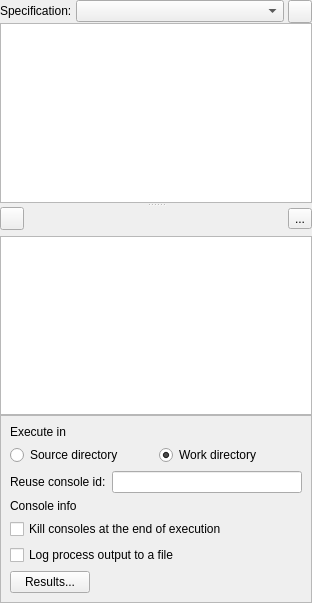
Qt form spine_items/tool/ui/tool_properties.ui (spine-tools/spine-items) before a commit.
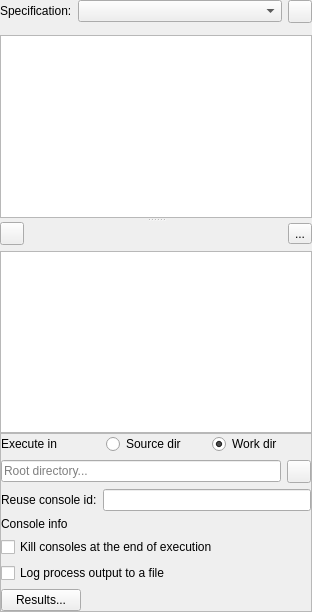
The same form after that commit. Icons and pictures are not drawn. Custom widgets are drawn as their Qt base class.

Commit message:
Add root directory line edit to Tool properties
- Enable saving & loading the while item is loaded
- Enable undo/redo

```diff
--- a/spine_items/tool/ui/tool_properties.ui
+++ b/spine_items/tool/ui/tool_properties.ui
@@ -20,7 +20,7 @@
     <x>0</x>
     <y>0</y>
     <width>312</width>
-    <height>603</height>
+    <height>612</height>
    </rect>
   </property>
   <property name="windowTitle">
@@ -60,7 +60,7 @@
         <x>0</x>
         <y>0</y>
         <width>312</width>
-        <height>603</height>
+        <height>612</height>
        </rect>
       </property>
       <property name="autoFillBackground">
@@ -85,7 +85,10 @@
        <item>
         <layout class="QHBoxLayout" name="horizontalLayout_9">
          <property name="spacing">
-          <number>4</number>
+          <number>6</number>
+         </property>
+         <property name="bottomMargin">
+          <number>6</number>
          </property>
          <item>
           <widget class="QLabel" name="label_tool_specification">
@@ -136,7 +139,14 @@
         </layout>
        </item>
        <item>
-        <layout class="QHBoxLayout" name="horizontalLayout_options"/>
+        <layout class="QHBoxLayout" name="horizontalLayout_options">
+         <property name="topMargin">
+          <number>0</number>
+         </property>
+         <property name="bottomMargin">
+          <number>6</number>
+         </property>
+        </layout>
        </item>
        <item>
         <widget class="QSplitter" name="splitter">
@@ -262,26 +272,38 @@
           <enum>QFrame::Shadow::Raised</enum>
          </property>
          <layout class="QVBoxLayout" name="verticalLayout_2">
-          <item>
-           <widget class="QLabel" name="label_2">
-            <property name="text">
-             <string>Execute in</string>
-            </property>
-           </widget>
-          </item>
+          <property name="leftMargin">
+           <number>0</number>
+          </property>
+          <property name="topMargin">
+           <number>0</number>
+          </property>
+          <property name="rightMargin">
+           <number>0</number>
+          </property>
+          <property name="bottomMargin">
+           <number>0</number>
+          </property>
           <item>
            <layout class="QHBoxLayout" name="horizontalLayout">
+            <item>
+             <widget class="QLabel" name="label_2">
+              <property name="text">
+               <string>Execute in</string>
+              </property>
+             </widget>
+            </item>
             <item>
              <widget class="QRadioButton" name="radioButton_execute_in_source">
               <property name="text">
-               <string>Source directory</string>
+               <string>Source dir</string>
               </property>
              </widget>
             </item>
             <item>
              <widget class="QRadioButton" name="radioButton_execute_in_work">
               <property name="text">
-               <string>Work directory</string>
+               <string>Work dir</string>
               </property>
               <property name="checked">
                <bool>true</bool>
@@ -290,6 +312,28 @@
             </item>
            </layout>
           </item>
+          <item>
+           <layout class="QHBoxLayout" name="horizontalLayout_3">
+            <item>
+             <widget class="QLineEdit" name="lineEdit_root_directory">
+              <property name="text">
+               <string/>
+              </property>
+              <property name="placeholderText">
+               <string>Root directory...</string>
+              </property>
+             </widget>
+            </item>
+            <item>
+             <widget class="QToolButton" name="toolButton_browse_root_directory">
+              <property name="icon">
+               <iconset resource="../../ui/resources/resources_icons.qrc">
+                <normaloff>:/icons/folder-open-solid.svg</normaloff>:/icons/folder-open-solid.svg</iconset>
+              </property>
+             </widget>
+            </item>
+           </layout>
+          </item>
           <item>
            <layout class="QHBoxLayout" name="horizontalLayout_2">
             <item>
```
Left out of the diff: 4 changed lines with no effect on the pictures. The commit also changes 4 other files.
